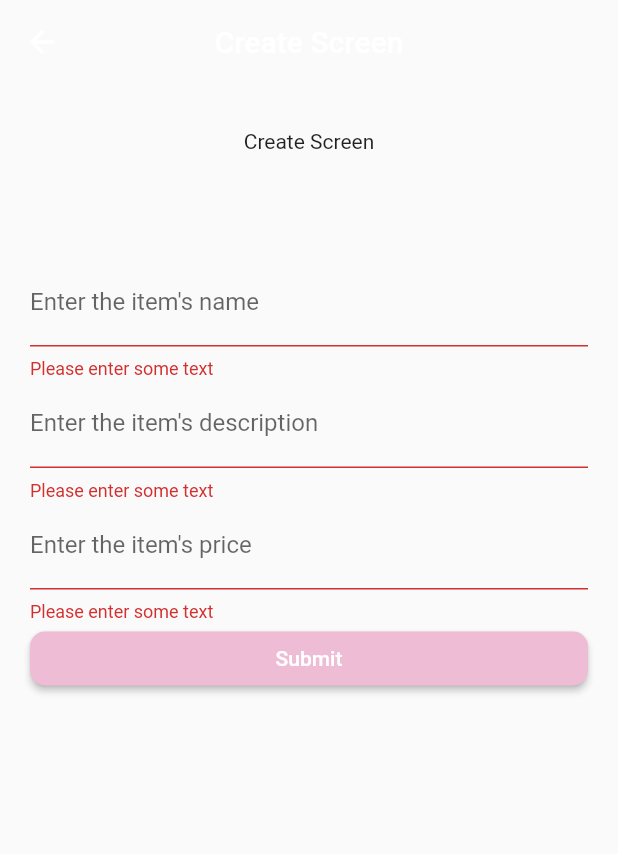
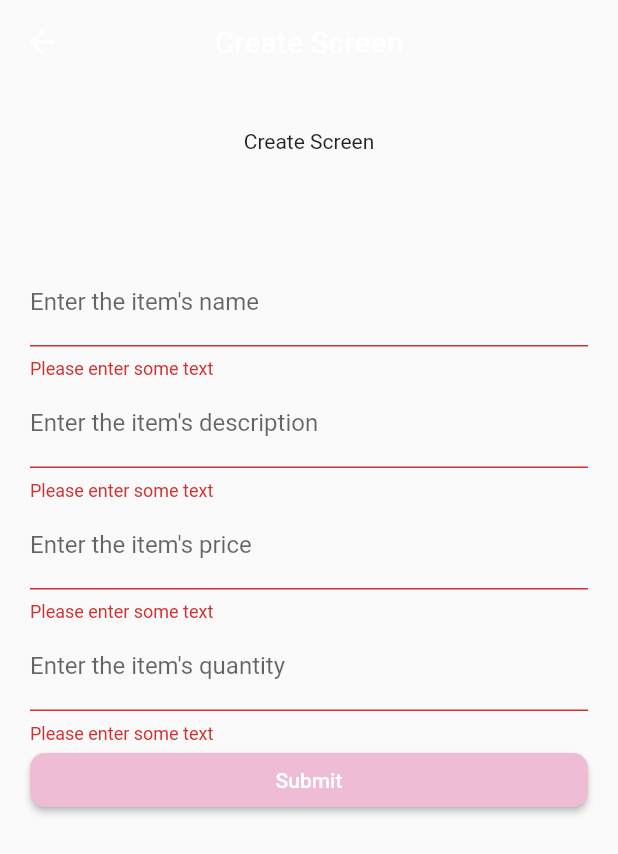
Before and after one commit to samuel-howell/SIM, a Flutter app: the CreateScreen screen opened directly, after a tap on "Submit", on a phone screen of 412 x 824 dp. Shown: the top 854 px of the screen. Run offline on Flutter 3.47's test engine with Material 2 defaults, Android fonts, the light colour scheme and no system bars; our stand-ins replace cloud_firestore, firebase_auth, firebase_core, fluttertoast; accounts and stored records are empty.

Commit message:
added an alertdialog to add stores to db

```diff
--- a/lib/src/screens/create-screen.dart
+++ b/lib/src/screens/create-screen.dart
@@ -36,21 +36,8 @@ Map data = {};
 
             SizedBox(height:70,),
 
-            AddItemForm(), //TODO: Tie this in with the TODO above about textControllers
-            // MaterialButton(
-            //   elevation: 0,
-            //   minWidth: double.maxFinite,
-            //   height: 50,
-            //   onPressed: addData, //! This will crash if you run a mobile emulator, but if you run chrome or a physical device it works fine
-            //   color: CustomColors.cblue,
-            //   child: Row(
-            //     mainAxisAlignment:MainAxisAlignment.center,
-            //     children: <Widget>[
-            //       SizedBox(width: 10),
-            //       Text('Add Data')
-            //     ]
-            //   )
-            // )
+            AddItemForm(),
+
           ]
 
         )
@@ -59,6 +46,6 @@ Map data = {};
   }
 }
 
-//TODO: Good reference articles... https://medium.com/firebase-tips-tricks/how-to-use-cloud-firestore-in-flutter-9ea80593ca40 ... https://www.youtube.com/watch?v=lyZQa7hqoVY
+//* Good reference articles... https://medium.com/firebase-tips-tricks/how-to-use-cloud-firestore-in-flutter-9ea80593ca40 ... https://www.youtube.com/watch?v=lyZQa7hqoVY
 
 //TODO Gihub Reference - https://github.com/sbis04/flutterfire-samples/tree/crud-firestore/lib
--- a/lib/src/screens/nav-drawer-screen.dart
+++ b/lib/src/screens/nav-drawer-screen.dart
@@ -5,7 +5,7 @@ import 'package:howell_capstone/src/screens/create-screen.dart';
 import 'package:howell_capstone/src/screens/qr-screen.dart';
 import 'package:howell_capstone/src/screens/scan-screen.dart';
 import 'package:howell_capstone/src/screens/view-screen.dart';
-import 'package:howell_capstone/src/screens/database-screen.dart';
+import 'package:howell_capstone/src/screens/store-screen.dart';
 
 
 
@@ -26,7 +26,7 @@ final padding = EdgeInsets.symmetric(horizontal: 20);
             //  each of these is an item in the nav drawer
             const SizedBox(height:50),
             buildMenuItem(
-              text:'DATABASE',
+              text:'STORE',
               icon: Icons.store,
               onClicked: () => selectedItem(context, 0),
             ),
@@ -100,7 +100,7 @@ final padding = EdgeInsets.symmetric(horizontal: 20);
     switch (index) {
       case 0:
         Navigator.of(context).push(MaterialPageRoute(
-          builder: (context) => DBScreen(),
+          builder: (context) => StoreScreen(),
         )
       );
       break;
--- a/lib/src/utilities/database.dart
+++ b/lib/src/utilities/database.dart
@@ -2,7 +2,7 @@ import 'package:cloud_firestore/cloud_firestore.dart';
 import 'package:firebase_auth/firebase_auth.dart';
 
 final FirebaseFirestore _firestore = FirebaseFirestore.instance;
-final CollectionReference _mainCollection = _firestore.collection('data');
+final CollectionReference _mainCollection = _firestore.collection('Users');
 
 final FirebaseAuth _auth = FirebaseAuth.instance;
 getCurrentUserUid() {
@@ -16,14 +16,17 @@ class Database {
     required String description,
     required String price,
     required String quantity,
-    required String itemID,
+    //required String itemID,
     required String mostRecentScanIn,
-    required String mostRecentScanOut,
   }) async {
 
     getCurrentUserUid(); // prints the uid out to the console for testing
 
+
+
+
     DocumentReference documentReferencer =
+    //TODO: doesnt need to be based on (_auth.currentUser?.uid, it need to be based on the store ID, but only certain users have certain store IDS
         _mainCollection.doc(_auth.currentUser?.uid).collection('items').doc(); // finds the location of the documentCollection of the current user that is signed in and then creates a new document under the "items" collection in that user's documentCollection
 
     Map<String, dynamic> data = <String, dynamic>{
@@ -31,9 +34,8 @@ class Database {
       "description": description,
       "price": price,
       "quantity": quantity,
-      "item-id": itemID, //TODO: this is authogenerated. it is thge random strings under the items tab in firebase. find a way to pull that string in explicitly here.
+      //"item-id": itemID, //TODO: this is authogenerated. it is thge random strings under the items tab in firebase. find a way to pull that string in explicitly here.
       "mostRecentScanIn" : mostRecentScanIn,
-      "mostRecentScanOut" : mostRecentScanOut,
       "LastEmployeeToInteract" : _auth.currentUser?.uid, //this will be the user id of the last employee to either scan in or scan out the item
       "tags" : [] //TODO: let the user add tags to id this item with. ideally add the tags as an array.
     };
@@ -43,4 +45,30 @@ class Database {
         .whenComplete(() => print("Item added to the database"))
         .catchError((e) => print(e));
   }
+
+
+
+
+
+
+
+
+  static Future<void> addStore({
+    required String name,
+    required String address,
+  }) async {
+    DocumentReference documentReferencer =
+    //TODO: doesnt need to be based on (_auth.currentUser?.uid, it need to be based on the store ID, but only certain users have certain store IDS
+        _mainCollection.doc(_auth.currentUser?.uid).collection('stores').doc(); // finds the location of the documentCollection of the current user that is signed in and then creates a new document under the "stores" collection in that user's documentCollection
+
+    Map<String, dynamic> data = <String, dynamic>{
+      "name": name,
+      "address": address,
+    };
+
+    await documentReferencer
+        .set(data)
+        .whenComplete(() => print("Store added to the database"))
+        .catchError((e) => print(e));
+  }
 }
--- a/lib/src/widgets/add-item-form.dart
+++ b/lib/src/widgets/add-item-form.dart
@@ -1,7 +1,9 @@
 import 'package:flutter/material.dart';
-import 'package:cloud_firestore/cloud_firestore.dart';
 import 'package:howell_capstone/src/res/custom-colors.dart';
 import 'package:howell_capstone/src/utilities/database.dart';
+import 'package:intl/intl.dart';
+
+
 
 
 // Define a custom Form widget.
@@ -26,28 +28,16 @@ class AddItemFormState extends State<AddItemForm> {
 
   bool _isProcessing = false;
 
-  //  these two controllers will store the data inputed by the user.
+  //  these controllers will store the data inputed by the user.
   final TextEditingController _nameController = TextEditingController();
   final TextEditingController _descriptionController = TextEditingController();
   final TextEditingController _priceController = TextEditingController();
+  final TextEditingController _quantityController = TextEditingController();
+  final TextEditingController _scanInController = TextEditingController();
 
-//   //  this method puts the data from the AddItemForm and pushes it to Firestore.
-//   addData(){
+  //quick calculation of the current date for mostRecentScanIn section in the Firestore DB using the intl package for date formatting
+  String _currentDateTime = DateFormat.yMEd().add_jms().format(DateTime.now());
 
-//   Map<String,dynamic> demoData = { // this is a JSON file that is inserted into the DB
-//     "name": _name,
-//     "description" : _description,
-//     "price" : _price,
-//     };
-
-//   CollectionReference collectionReference = FirebaseFirestore.instance.collection('data');  //collectionReference var now referes to the "data" collection in Firestore
-//   collectionReference.add(demoData);
-// }
-
-  //initialize vars
-  // String? _name;
-  // String? _description;
-  // String? _price;
 
 
   @override
@@ -108,6 +98,7 @@ class AddItemFormState extends State<AddItemForm> {
             keyboardType: TextInputType.number,
 
 
+
             validator: (value) { // The validator receives the text that the user has entered.
               if (value == null || value.isEmpty) {
                 return 'Please enter some text';
@@ -116,14 +107,32 @@ class AddItemFormState extends State<AddItemForm> {
             },
           ),
 
+          // text field for quantity
+          TextFormField(
+            decoration: InputDecoration(
+              border: UnderlineInputBorder(),
+              labelText: 'Enter the item\'s quantity',
+            ),
 
+            controller: _quantityController,
+            keyboardType: TextInputType.number,
+
+
+
+            validator: (value) { // The validator receives the text that the user has entered.
+              if (value == null || value.isEmpty) {
+                return 'Please enter some text';
+              }
+              return null;
+            },
+          ),
 
           _isProcessing
               ? Padding(
                   padding: const EdgeInsets.all(16.0),
                   child: CircularProgressIndicator(
                     valueColor: AlwaysStoppedAnimation<Color>(
-                      CustomColors.cpink,
+                      CustomColors.cblue,
                     ),
                   ),
                 )
@@ -152,7 +161,8 @@ class AddItemFormState extends State<AddItemForm> {
                           name: _nameController.text,
                           description: _descriptionController.text,
                           price: _priceController.text,
-                          //TODO: add all the other textform fields to get the different required values in the addItem method from database.dart
+                          quantity: _quantityController.text,
+                          mostRecentScanIn: _currentDateTime,  // pulls from the  _currentDateTime var created above.
                         );
 
                         setState(() {
--- a/pubspec.yaml
+++ b/pubspec.yaml
@@ -35,6 +35,8 @@ dependencies:
   firebase_auth_web: ^3.0.1
   firebase_core_web: ^1.1.0
   fluttertoast: ^8.0.8
+  intl: ^0.17.0
+
 
 
 dev_dependencies:
```
Also changed, not shown: lib/src/screens/database-screen.dart (deleted, +0 -15 lines), lib/src/screens/store-screen.dart (added, +151 -0 lines), pubspec.lock.
